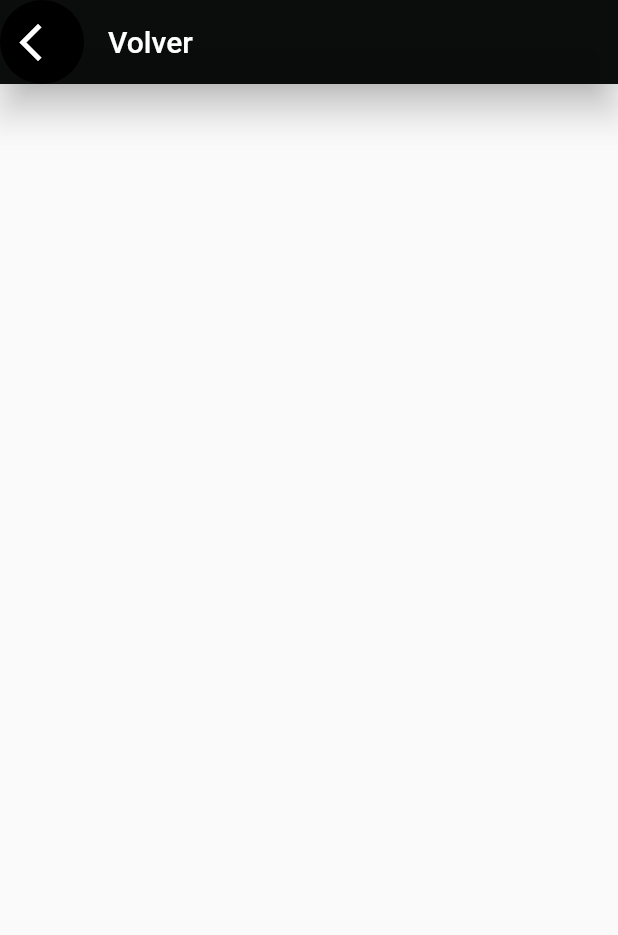
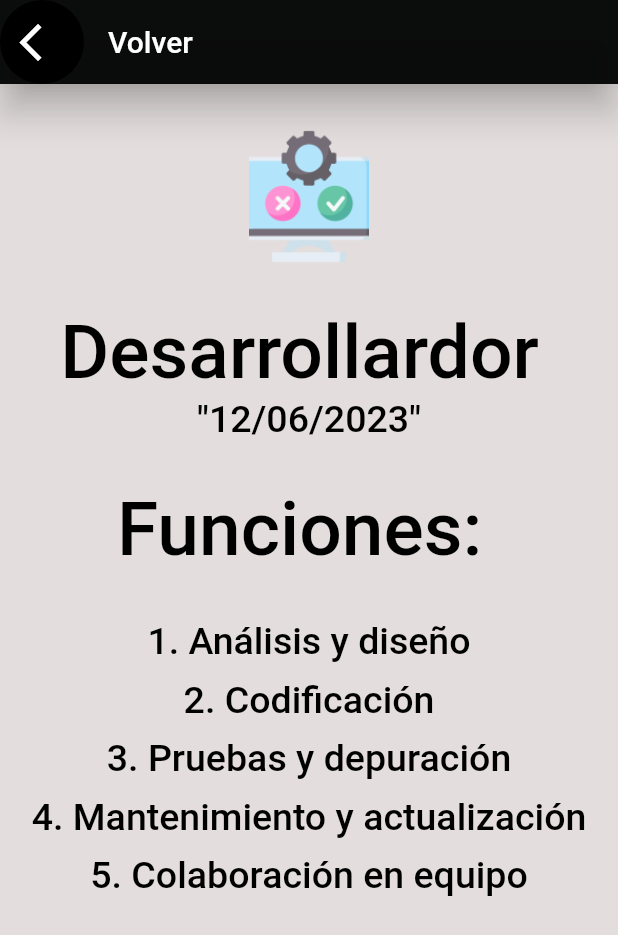
Before and after one commit to Darwin-E-R-G/TF-PM2-D-E-R-G, a Flutter app: the experi screen opened directly, on a phone screen of 412 x 824 dp. Shown: the top 935 px of the screen. Run offline on Flutter 3.47's test engine with Material 2 defaults, Android fonts, the phone set to English and light mode, and no system bars; our stand-ins replace animated_background, firebase_auth, firebase_core, percent_indicator; accounts and stored records are empty.

Commit message:
ajustes y final de la aplicacion

```diff
--- a/proyecto final/lib/componentes/componentes_estudio/listaEstudios.dart
+++ b/proyecto final/lib/componentes/componentes_estudio/listaEstudios.dart
@@ -12,7 +12,10 @@ class listaEstudio extends StatelessWidget {
   Widget build(BuildContext context) {
     return ListView(
       children: const [
-        Text("Estudios ", style: TextStyle(fontSize: 60, fontWeight: FontWeight.w500),),
+        Text(
+          "Estudios ",
+          style: TextStyle(fontSize: 60, fontWeight: FontWeight.w500),
+        ),
         SizedBox(
           height: 60,
         ),
@@ -32,8 +35,8 @@ class listaEstudio extends StatelessWidget {
           subtitle: Align(
             alignment: Alignment.centerLeft,
             child: Padding(
-              padding: EdgeInsets.only(left: 30, top: 10),
-              child: Text('"BACHILLER"',
+              padding: EdgeInsets.only(left: 15, top: 10),
+              child: Text('"BACHILLER TECNICO"',
                   style: TextStyle(
                       fontSize: 20,
                       color: Colors.black,
--- a/proyecto final/lib/componentes/componentes_experiencia/experi.dart
+++ b/proyecto final/lib/componentes/componentes_experiencia/experi.dart
@@ -1,14 +1,19 @@
 import 'package:flutter/material.dart';
-import 'package:tfinal/componentes/paginas/pageExperiencia.dart';
 import 'package:tfinal/paginas_principales/principal.dart';
 
 // ignore: camel_case_types
 class experi extends StatelessWidget {
   const experi({super.key});
 
+  final TextStyle stilo = const TextStyle(
+      fontSize: 25, fontWeight: FontWeight.w500, color: Colors.black);
+  final TextStyle stilo2 = const TextStyle(
+      fontSize: 50, fontWeight: FontWeight.w500, color: Colors.black);
+
   @override
   Widget build(BuildContext context) {
     return Scaffold(
+      backgroundColor: const Color.fromARGB(221, 223, 216, 216),
       appBar: AppBar(
         backgroundColor: const Color.fromARGB(249, 6, 7, 7),
         elevation: 10,
@@ -29,9 +34,65 @@ class experi extends StatelessWidget {
                 Icons.arrow_back_ios,
                 size: 30,
               )),
-
         ),
         title: const Text('Volver'),
-    ));
+      ),
+      body: Center(
+        child: Column(children: [
+          const SizedBox(
+            height: 30,
+          ),
+          const Image(
+            image: AssetImage('assets/images/desa.png'),
+            width: 80,
+            height: 90,
+            fit: BoxFit.cover,
+          ),
+          const SizedBox(
+            height: 30,
+          ),
+          Row(
+            mainAxisAlignment: MainAxisAlignment.center,
+            children: [
+              Text(
+                "Desarrollardor ",
+                style: stilo2,
+              ),
+            ],
+          ),
+          Text(
+            '"12/06/2023"',
+            style: stilo,
+          ),
+          const SizedBox(
+            height: 30,
+          ),
+          Text(
+            "Funciones: ",
+            style: stilo2,
+          ),
+          const SizedBox(
+            height: 30,
+          ),
+          Text("1. Análisis y diseño", style: stilo),
+          const SizedBox(
+            height: 10,
+          ),
+          Text("2. Codificación", style: stilo),
+          const SizedBox(
+            height: 10,
+          ),
+          Text("3. Pruebas y depuración", style: stilo),
+          const SizedBox(
+            height: 10,
+          ),
+          Text("4. Mantenimiento y actualización", style: stilo),
+          const SizedBox(
+            height: 10,
+          ),
+          Text("5. Colaboración en equipo", style: stilo),
+        ]),
+      ),
+    );
   }
 }
```
Also changed, not shown: proyecto final/assets/images/lofi.png (deleted), proyecto final/assets/images/logo_desa.jpg (deleted), proyecto final/assets/images/logosena.jpg (deleted). Lines whose indentation alone changed are shown as unchanged.
